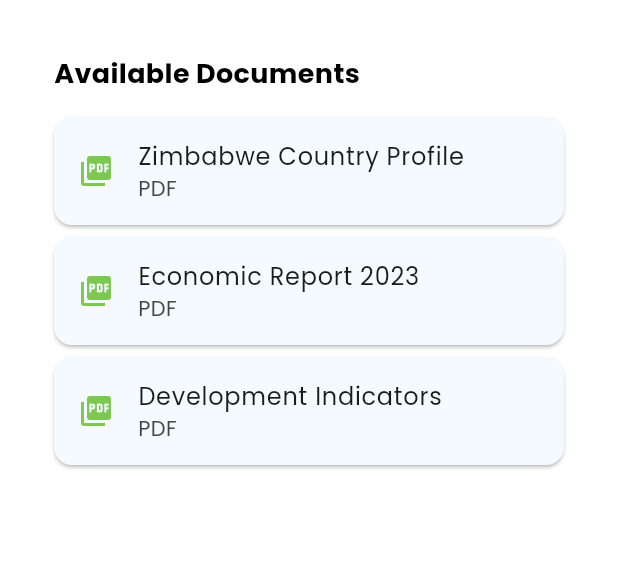
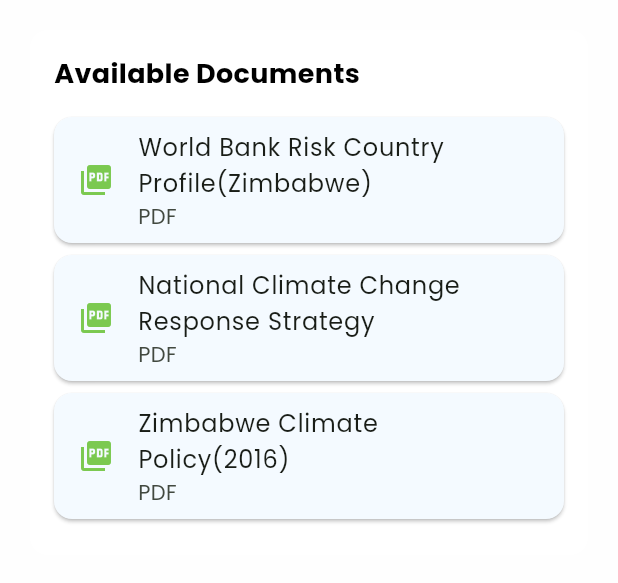
Before and after one commit to Nxshe-116/C.A.S.P, a Flutter app: the ResourcesScreen widget shown alone on an empty page, opened directly with empty values, on a phone screen of 412 x 824 dp, the part 123-706 px from its top. Run offline on Flutter 3.47's test engine with Material 3 defaults, Android fonts, the phone set to English and light mode, and no system bars; our stand-ins replace badges, card_swiper, cloud_firestore, custom_sliding_segmented_control, firebase_auth, firebase_core and 7 more; missing offline and left inert: dart:html, dart:ui_web, syncfusion_flutter_pdfviewer; accounts and stored records are empty; network calls fail; project files that could hold a hidden picture were left out.

Commit message:
Fixed naming etc

```diff
--- a/lib/screens/profile/resources.dart
+++ b/lib/screens/profile/resources.dart
@@ -44,17 +44,17 @@
 class _ResourcesScreenState extends State<ResourcesScreen> {
   final List<FrameworkDocument> documents = [
     FrameworkDocument(
-      title: "Zimbabwe Country Profile",
+      title: "World Bank Risk Country Profile(Zimbabwe)",
       type: "PDF",
       url: "file1.pdf",
     ),
     FrameworkDocument(
-      title: "Economic Report 2023",
+      title: "National Climate Change Response Strategy",
       type: "PDF",
       url: "file2.pdf",
     ),
     FrameworkDocument(
-      title: "Development Indicators",
+      title: "Zimbabwe Climate Policy(2016)",
       type: "PDF",
       url: "file3.pdf",
     ),
```
Also changed, not shown: 4 other files.
